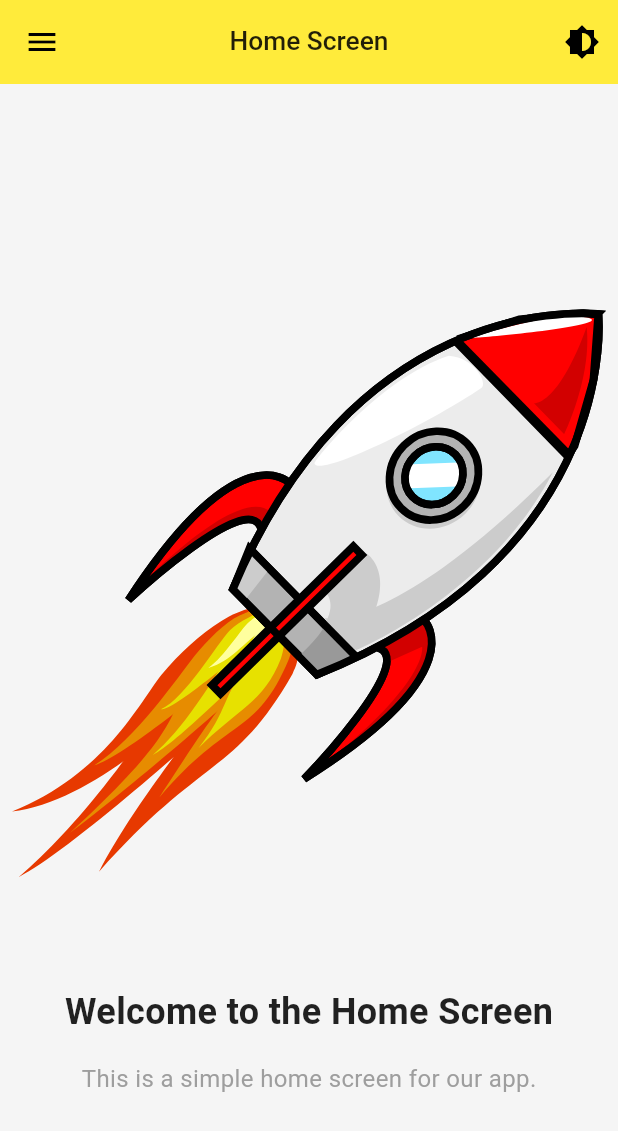
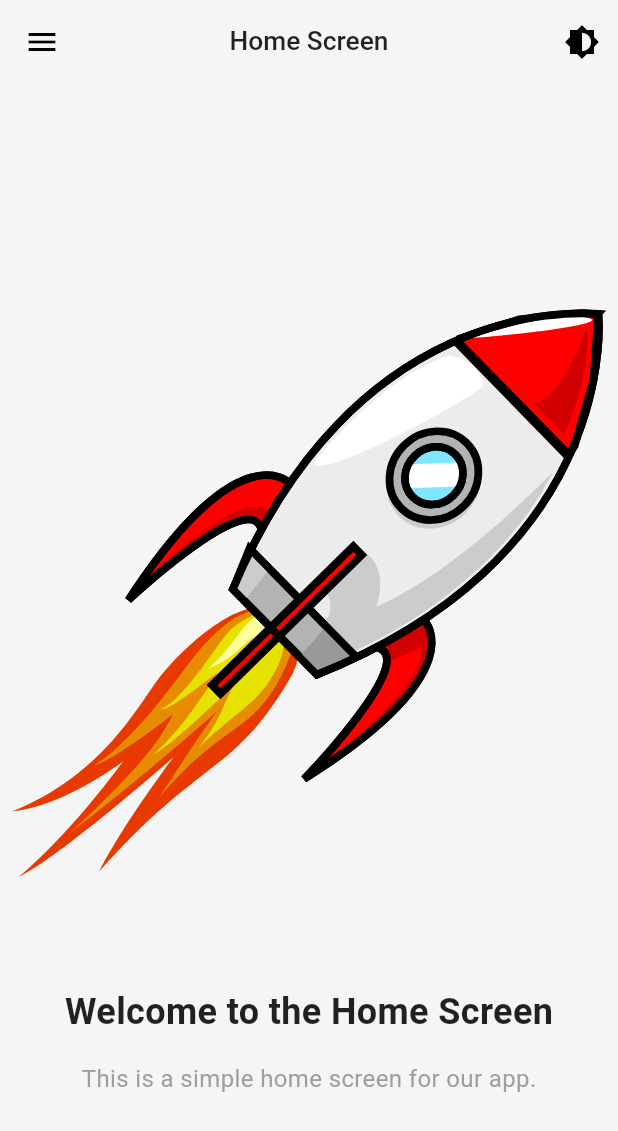
Before and after one commit to AswinAzikar/FeatureRichArchFlutter, a Flutter app: the HomeScreen screen opened directly with empty values, on a phone screen of 412 x 824 dp. Shown: the top 1131 px of the screen. Run offline on Flutter 3.47's test engine with Material 3 defaults, Android fonts, the phone set to English and light mode, and no system bars; our stand-ins replace auto_size_text, cached_network_image, dio, dotted_border, file_picker, flutter_animate and 13 more; missing offline and left inert: dart:ffi; accounts and stored records are empty.

Commit message:
fix: update HomeScreen background color to use app theme colors

```diff
--- a/lib/features/home_screen/home_screen.dart
+++ b/lib/features/home_screen/home_screen.dart
@@ -32,7 +32,7 @@ class HomeScreen extends StatelessWidget {
         title: Text('Home Screen',
             style: TextStyle(color: appColors.textContrastColor)),
         centerTitle: true,
-        backgroundColor: Colors.yellow,
+        backgroundColor: appColors.background,
       ),
       body: Column(
         mainAxisAlignment: MainAxisAlignment.center,
```
